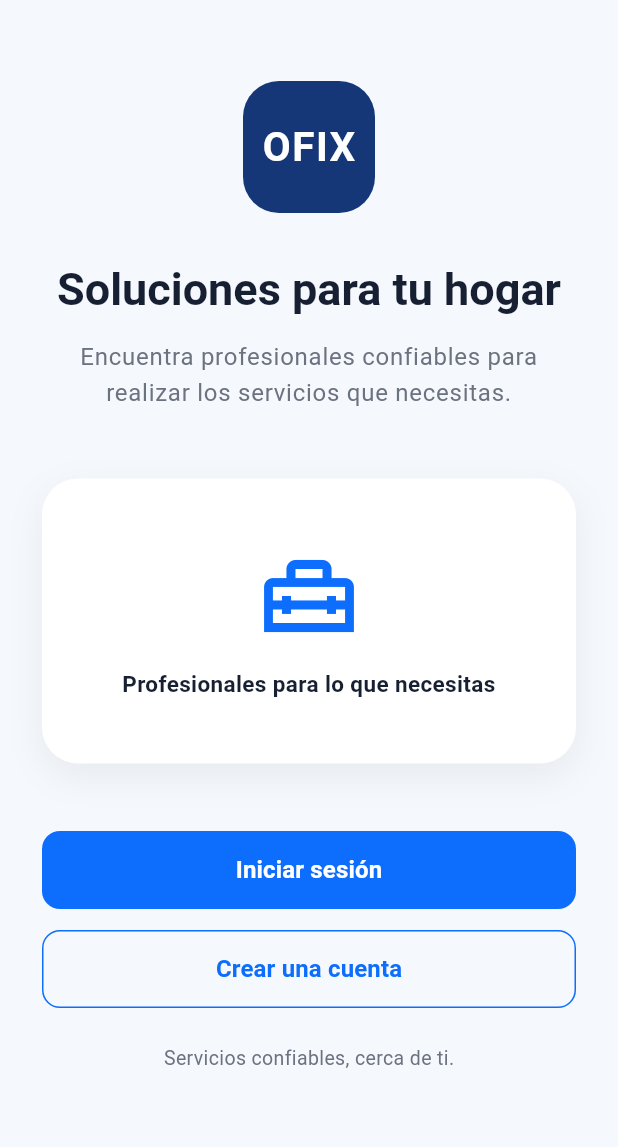
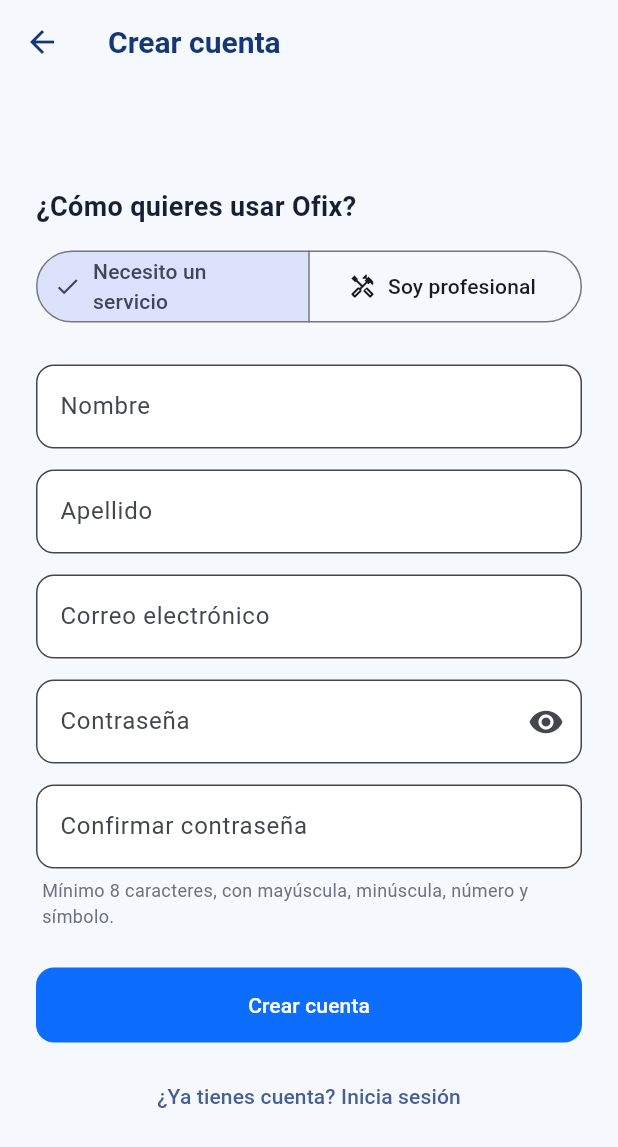
Before and after one commit to Alexander-RV/ofix_app, a Flutter app: the screen it shows after launch, after a tap on "Crear una cuenta", on a phone screen of 412 x 824 dp. Shown: the top 1147 px of the screen. Run offline on Flutter 3.47's test engine with Material 3 defaults, Android fonts, the phone set to English and light mode, and no system bars; our stand-ins replace shared_preferences; network calls fail.

Commit message:
feat(app): pantalla de registro de clientes y profesionales

```diff
--- a/lib/main.dart
+++ b/lib/main.dart
@@ -6,6 +6,7 @@
 import 'pages/worker_home_page.dart';
 import 'pages/forgot_password_page.dart';
 import 'pages/reset_password_page.dart';
+import 'pages/register_page.dart';
 
 void main() {
   runApp(const OfixApp());
@@ -175,7 +176,18 @@
                 SizedBox(
                   width: double.infinity,
                   child: OutlinedButton(
-                    onPressed: () {},
+                    onPressed: () async {
+                      final creada = await Navigator.push<bool>(
+                        context,
+                        MaterialPageRoute(builder: (_) => const RegisterPage()),
+                      );
+                      if (creada == true && context.mounted) {
+                        Navigator.push(
+                          context,
+                          MaterialPageRoute(builder: (_) => const OfixLoginPage()),
+                        );
+                      }
+                    },
                     child: const Text(
                       'Crear una cuenta',
                       style: TextStyle(
@@ -408,7 +420,12 @@
 
                 Center(
                   child: TextButton(
-                    onPressed: () {},
+                    onPressed: () {
+                      Navigator.push(
+                        context,
+                        MaterialPageRoute(builder: (_) => const RegisterPage()),
+                      );
+                    },
                     child: const Text(
                       '¿No tienes una cuenta? Crear cuenta',
                     ),
--- /dev/null
+++ b/lib/pages/register_page.dart
@@ -0,0 +1,428 @@
+import 'package:flutter/material.dart';
+
+import '../services/api_service.dart';
+import '../theme/app_theme.dart';
+
+class RegisterPage extends StatefulWidget {
+  const RegisterPage({super.key});
+
+  @override
+  State<RegisterPage> createState() => _RegisterPageState();
+}
+
+class _RegisterPageState extends State<RegisterPage> {
+  // Misma política de contraseña que el backend.
+  static final RegExp _passwordRegex =
+      RegExp(r'^(?=.*[a-z])(?=.*[A-Z])(?=.*\d)(?=.*[^A-Za-z\d]).+$');
+  static final RegExp _emailRegex = RegExp(r'^[^@\s]+@[^@\s]+\.[^@\s]+$');
+
+  final _nombreController = TextEditingController();
+  final _apellidoController = TextEditingController();
+  final _emailController = TextEditingController();
+  final _passwordController = TextEditingController();
+  final _confirmController = TextEditingController();
+
+  final _profesionController = TextEditingController();
+  final _anosController = TextEditingController();
+  final _zonaController = TextEditingController();
+  final _descripcionController = TextEditingController();
+
+  String _rol = 'CLIENTE'; // 'CLIENTE' o 'TRABAJADOR'
+  bool _verPassword = false;
+  bool _enviando = false;
+
+  List<Map<String, dynamic>> _categorias = [];
+  final Set<int> _categoriasSeleccionadas = {};
+  bool _cargandoCategorias = false;
+  String? _errorCategorias;
+
+  bool get _esProfesional => _rol == 'TRABAJADOR';
+
+  @override
+  void dispose() {
+    _nombreController.dispose();
+    _apellidoController.dispose();
+    _emailController.dispose();
+    _passwordController.dispose();
+    _confirmController.dispose();
+    _profesionController.dispose();
+    _anosController.dispose();
+    _zonaController.dispose();
+    _descripcionController.dispose();
+    super.dispose();
+  }
+
+  Future<void> _cargarCategorias() async {
+    setState(() {
+      _cargandoCategorias = true;
+      _errorCategorias = null;
+    });
+
+    try {
+      final categorias = await ApiService.listarCategoriasPublicas();
+      if (!mounted) return;
+      setState(() {
+        _categorias = categorias;
+        _cargandoCategorias = false;
+      });
+    } catch (_) {
+      if (!mounted) return;
+      setState(() {
+        _errorCategorias = 'No se pudieron cargar las categorías.';
+        _cargandoCategorias = false;
+      });
+    }
+  }
+
+  void _cambiarRol(String rol) {
+    setState(() => _rol = rol);
+    // Las categorías solo se necesitan para profesionales.
+    if (rol == 'TRABAJADOR' && _categorias.isEmpty && !_cargandoCategorias) {
+      _cargarCategorias();
+    }
+  }
+
+  void _mostrarMensaje(String texto) {
+    ScaffoldMessenger.of(context)
+      ..hideCurrentSnackBar()
+      ..showSnackBar(SnackBar(content: Text(texto)));
+  }
+
+  // Devuelve el primer error encontrado o null si todo está bien.
+  String? _validar() {
+    final nombre = _nombreController.text.trim();
+    final apellido = _apellidoController.text.trim();
+    final email = _emailController.text.trim();
+    final password = _passwordController.text;
+    final confirmar = _confirmController.text;
+
+    if (nombre.isEmpty || apellido.isEmpty) {
+      return 'Ingresa tu nombre y apellido';
+    }
+    if (!_emailRegex.hasMatch(email)) {
+      return 'Ingresa un correo electrónico válido';
+    }
+    if (password.length < 8 || !_passwordRegex.hasMatch(password)) {
+      return 'La contraseña debe tener mínimo 8 caracteres, con mayúscula, '
+          'minúscula, número y símbolo';
+    }
+    if (password != confirmar) {
+      return 'Las contraseñas no coinciden';
+    }
+
+    if (_esProfesional) {
+      if (_profesionController.text.trim().isEmpty) {
+        return 'Indica tu profesión u oficio';
+      }
+      final anos = int.tryParse(_anosController.text.trim());
+      if (anos == null || anos < 0 || anos > 60) {
+        return 'Los años de experiencia deben estar entre 0 y 60';
+      }
+      if (_zonaController.text.trim().isEmpty) {
+        return 'Indica tu zona de trabajo';
+      }
+      if (_categoriasSeleccionadas.isEmpty) {
+        return 'Selecciona al menos una categoría de servicio';
+      }
+    }
+    return null;
+  }
+
+  Future<void> _registrar() async {
+    final error = _validar();
+    if (error != null) {
+      _mostrarMensaje(error);
+      return;
+    }
+
+    setState(() => _enviando = true);
+
+    try {
+      final resultado = await ApiService.registrarUsuario(
+        nombre: _nombreController.text.trim(),
+        apellido: _apellidoController.text.trim(),
+        email: _emailController.text.trim(),
+        password: _passwordController.text,
+        rol: _rol,
+        profesion: _profesionController.text.trim(),
+        anosExperiencia: int.tryParse(_anosController.text.trim()),
+        descripcionProfesional: _descripcionController.text.trim(),
+        zonaTrabajo: _zonaController.text.trim(),
+        categoriaIds: _categoriasSeleccionadas.toList(),
+      );
+
+      if (!mounted) return;
+
+      final status = resultado['statusCode'] as int;
+      final data = resultado['data'];
+
+      if (status == 200 || status == 201) {
+        _mostrarMensaje('Cuenta creada. Ya puedes iniciar sesión.');
+        Navigator.pop(context, true);
+        return;
+      }
+
+      _mostrarMensaje(_textoDeError(data));
+    } catch (_) {
+      if (!mounted) return;
+      _mostrarMensaje(
+          'No se pudo conectar con el servidor. Intenta de nuevo.');
+    } finally {
+      if (mounted) setState(() => _enviando = false);
+    }
+  }
+
+  // Convierte la respuesta 400 del backend en un texto legible.
+  String _textoDeError(dynamic data) {
+    if (data is Map) {
+      final errores = data['errores'];
+      if (errores is Map && errores.isNotEmpty) {
+        return errores.values.first.toString();
+      }
+      if (data['mensaje'] != null) {
+        return data['mensaje'].toString();
+      }
+    }
+    return 'No se pudo crear la cuenta.';
+  }
+
+  InputDecoration _decoracion(String etiqueta, {Widget? sufijo}) {
+    return InputDecoration(
+      labelText: etiqueta,
+      filled: true,
+      fillColor: Colors.white,
+      suffixIcon: sufijo,
+      border: OutlineInputBorder(
+        borderRadius: BorderRadius.circular(12),
+      ),
+    );
+  }
+
+  Widget _campo(
+    TextEditingController controller,
+    String etiqueta, {
+    TextInputType? teclado,
+    int maxLines = 1,
+    int? maxLength,
+  }) {
+    return Padding(
+      padding: const EdgeInsets.only(bottom: 14),
+      child: TextField(
+        controller: controller,
+        keyboardType: teclado,
+        maxLines: maxLines,
+        maxLength: maxLength,
+        decoration: _decoracion(etiqueta),
+      ),
+    );
+  }
+
+  @override
+  Widget build(BuildContext context) {
+    return Scaffold(
+      backgroundColor: OfixColors.background,
+      appBar: AppBar(
+        title: const Text('Crear cuenta'),
+        backgroundColor: OfixColors.background,
+        foregroundColor: OfixColors.darkBlue,
+        elevation: 0,
+      ),
+      body: SafeArea(
+        child: Center(
+          child: ConstrainedBox(
+            constraints: const BoxConstraints(maxWidth: 480),
+            child: SingleChildScrollView(
+              padding: const EdgeInsets.all(24),
+              child: Column(
+                crossAxisAlignment: CrossAxisAlignment.stretch,
+                children: [
+                  const Text(
+                    '¿Cómo quieres usar Ofix?',
+                    style: TextStyle(
+                      fontSize: 18,
+                      fontWeight: FontWeight.bold,
+                      color: OfixColors.textPrimary,
+                    ),
+                  ),
+                  const SizedBox(height: 12),
+                  SegmentedButton<String>(
+                    segments: const [
+                      ButtonSegment(
+                        value: 'CLIENTE',
+                        label: Text('Necesito un servicio'),
+                        icon: Icon(Icons.person_outline),
+                      ),
+                      ButtonSegment(
+                        value: 'TRABAJADOR',
+                        label: Text('Soy profesional'),
+                        icon: Icon(Icons.handyman_outlined),
+                      ),
+                    ],
+                    selected: {_rol},
+                    onSelectionChanged: (seleccion) =>
+                        _cambiarRol(seleccion.first),
+                  ),
+                  const SizedBox(height: 24),
+
+                  _campo(_nombreController, 'Nombre'),
+                  _campo(_apellidoController, 'Apellido'),
+                  _campo(_emailController, 'Correo electrónico',
+                      teclado: TextInputType.emailAddress),
+
+                  Padding(
+                    padding: const EdgeInsets.only(bottom: 14),
+                    child: TextField(
+                      controller: _passwordController,
+                      obscureText: !_verPassword,
+                      decoration: _decoracion(
+                        'Contraseña',
+                        sufijo: IconButton(
+                          icon: Icon(_verPassword
+                              ? Icons.visibility_off
+                              : Icons.visibility),
+                          onPressed: () =>
+                              setState(() => _verPassword = !_verPassword),
+                        ),
+                      ),
+                    ),
+                  ),
+                  Padding(
+                    padding: const EdgeInsets.only(bottom: 6),
+                    child: TextField(
+                      controller: _confirmController,
+                      obscureText: !_verPassword,
+                      decoration: _decoracion('Confirmar contraseña'),
+                    ),
+                  ),
+                  const Padding(
+                    padding: EdgeInsets.only(bottom: 18, left: 4),
+                    child: Text(
+                      'Mínimo 8 caracteres, con mayúscula, minúscula, '
+                      'número y símbolo.',
+                      style: TextStyle(
+                        fontSize: 12,
+                        color: OfixColors.textSecondary,
+                      ),
+                    ),
+                  ),
+
+                  if (_esProfesional) ..._seccionProfesional(),
+
+                  const SizedBox(height: 8),
+                  SizedBox(
+                    height: 50,
+                    child: ElevatedButton(
+                      onPressed: _enviando ? null : _registrar,
+                      style: ElevatedButton.styleFrom(
+                        backgroundColor: OfixColors.primary,
+                        foregroundColor: Colors.white,
+                        shape: RoundedRectangleBorder(
+                          borderRadius: BorderRadius.circular(12),
+                        ),
+                      ),
+                      child: _enviando
+                          ? const SizedBox(
+                              width: 22,
+                              height: 22,
+                              child: CircularProgressIndicator(
+                                strokeWidth: 2,
+                                color: Colors.white,
+                              ),
+                            )
+                          : const Text('Crear cuenta'),
+                    ),
+                  ),
+                  const SizedBox(height: 12),
+                  TextButton(
+                    onPressed: () => Navigator.pop(context),
+                    child: const Text('¿Ya tienes cuenta? Inicia sesión'),
+                  ),
+                ],
+              ),
+            ),
+          ),
+        ),
+      ),
+    );
+  }
+
+  List<Widget> _seccionProfesional() {
+    return [
+      const Divider(height: 32),
+      const Text(
+        'Tu perfil profesional',
+        style: TextStyle(
+          fontSize: 18,
+          fontWeight: FontWeight.bold,
+          color: OfixColors.textPrimary,
+        ),
+      ),
+      const SizedBox(height: 14),
+      _campo(_profesionController, 'Profesión u oficio (ej. Plomero)'),
+      _campo(_anosController, 'Años de experiencia',
+          teclado: TextInputType.number),
+      _campo(_zonaController, 'Zona de trabajo (ej. Laureles, Medellín)'),
+      _campo(_descripcionController, 'Descripción (opcional)',
+          maxLines: 3, maxLength: 500),
+      const SizedBox(height: 4),
+      const Text(
+        'Categorías en las que trabajas',
+        style: TextStyle(
+          fontWeight: FontWeight.w600,
+          color: OfixColors.textPrimary,
+        ),
+      ),
+      const SizedBox(height: 8),
+      _bloqueCategorias(),
+      const SizedBox(height: 18),
+    ];
+  }
+
+  Widget _bloqueCategorias() {
+    if (_cargandoCategorias) {
+      return const Padding(
+        padding: EdgeInsets.all(12),
+        child: Center(child: CircularProgressIndicator()),
+      );
+    }
+
+    if (_errorCategorias != null) {
+      return Row(
+        children: [
+          Expanded(
+            child: Text(
+              _errorCategorias!,
+              style: const TextStyle(color: Colors.red),
+            ),
+          ),
+          TextButton(
+            onPressed: _cargarCategorias,
+            child: const Text('Reintentar'),
+          ),
+        ],
+      );
+    }
+
+    return Wrap(
+      spacing: 8,
+      runSpacing: 8,
+      children: _categorias.map((categoria) {
+        final id = (categoria['id'] as num).toInt();
+        final seleccionada = _categoriasSeleccionadas.contains(id);
+        return FilterChip(
+          label: Text(categoria['nombre'].toString()),
+          selected: seleccionada,
+          onSelected: (valor) {
+            setState(() {
+              if (valor) {
+                _categoriasSeleccionadas.add(id);
+              } else {
+                _categoriasSeleccionadas.remove(id);
+              }
+            });
+          },
+        );
+      }).toList(),
+    );
+  }
+}
--- a/lib/services/api_service.dart
+++ b/lib/services/api_service.dart
@@ -369,4 +369,60 @@
       'data': data,
     };
   }
+
+  // Registro público: cliente o profesional.
+  static Future<Map<String, dynamic>> registrarUsuario({
+    required String nombre,
+    required String apellido,
+    required String email,
+    required String password,
+    required String rol, // 'CLIENTE' o 'TRABAJADOR'
+    String? profesion,
+    int? anosExperiencia,
+    String? descripcionProfesional,
+    String? zonaTrabajo,
+    List<int>? categoriaIds,
+  }) async {
+    final body = <String, dynamic>{
+      'nombre': nombre,
+      'apellido': apellido,
+      'email': email,
+      'password': password,
+      'rol': rol,
+    };
+
+    if (rol == 'TRABAJADOR') {
+      body['profesion'] = profesion;
+      body['anosExperiencia'] = anosExperiencia;
+      body['descripcionProfesional'] = descripcionProfesional;
+      body['zonaTrabajo'] = zonaTrabajo;
+      body['categoriaIds'] = categoriaIds;
+    }
+
+    final response = await http.post(
+      Uri.parse('$baseUrl/api/usuarios'),
+      headers: {'Content-Type': 'application/json'},
+      body: jsonEncode(body),
+    );
+
+    return {
+      'statusCode': response.statusCode,
+      'data': jsonDecode(response.body),
+    };
+  }
+
+  // Categorías activas para el formulario de registro (endpoint público).
+  static Future<List<Map<String, dynamic>>> listarCategoriasPublicas() async {
+    final response = await http.get(Uri.parse('$baseUrl/api/categorias'));
+
+    if (response.statusCode != 200) {
+      throw Exception('No se pudieron cargar las categorías');
+    }
+
+    final lista = jsonDecode(response.body) as List<dynamic>;
+    return lista
+        .cast<Map<String, dynamic>>()
+        .where((c) => c['activo'] == true)
+        .toList();
+  }
 }
```
